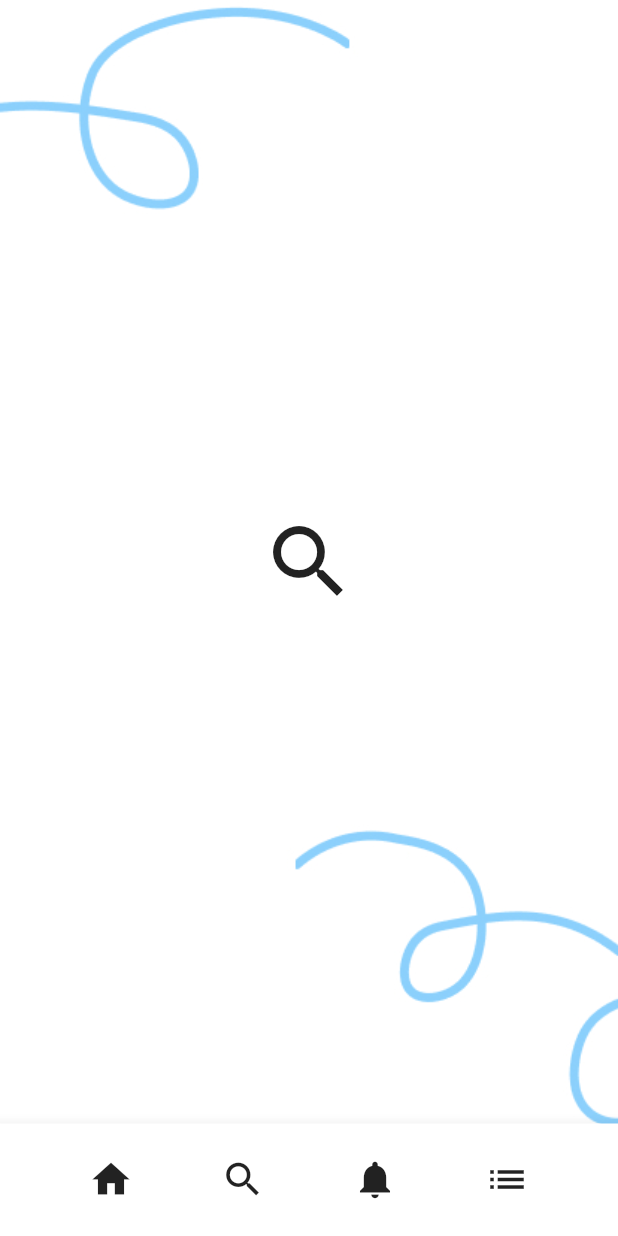
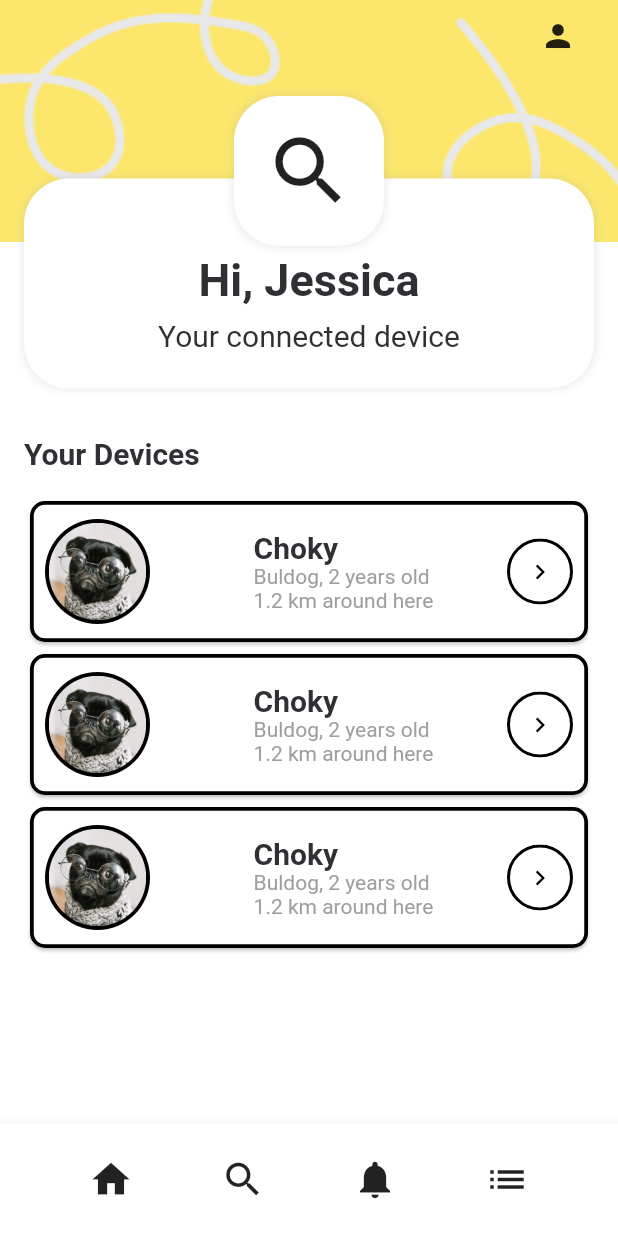
Before and after one commit to lokapin-indonesia/lokapin-app, a Flutter app: the HomeScreen screen opened directly, on a phone screen of 412 x 824 dp. Run offline on Flutter 3.47's test engine with Material 2 defaults, Android fonts, the light colour scheme and no system bars; our stand-ins replace email_validator, flutter_dotenv, get_storage, google_fonts, nb_utils and 2 more; missing offline and left inert: dart:ffi; accounts and stored records are empty; statements that could not run were skipped.

Commit message:
add home screen

```diff
--- a/lib/screen/home/home_screen.dart
+++ b/lib/screen/home/home_screen.dart
@@ -1,7 +1,9 @@
 import 'package:flutter/material.dart';
+import 'package:lokapin_app/utils/colors.dart';
 import 'package:lokapin_app/utils/widgets.dart';
 import 'package:lokapin_app/widgets/appBar.dart';
 import 'package:nb_utils/nb_utils.dart';
+import 'package:lokapin_app/widgets/device_card.dart';
 
 class HomeScreen extends StatefulWidget {
   static String tag = '/HomeScreen';
@@ -35,18 +37,82 @@ class _HomeScreenState extends State<HomeScreen> {
             height: context.height(),
             decoration: const BoxDecoration(
                 image: DecorationImage(
-                    image: AssetImage('assets/bg1.jpg'), fit: BoxFit.cover)),
+                    image: AssetImage('assets/bg_home.png'),
+                    fit: BoxFit.contain,
+                    alignment: Alignment.topCenter)),
             child: Column(
-              mainAxisAlignment: MainAxisAlignment.center,
-              crossAxisAlignment: CrossAxisAlignment.center,
+              mainAxisAlignment: MainAxisAlignment.start,
+              crossAxisAlignment: CrossAxisAlignment.start,
               children: [
+                // 50.height,
                 Row(
+                  mainAxisAlignment: MainAxisAlignment.end,
+                  children: [
+                    IconButton(onPressed: () {}, icon: Icon(Icons.person))
+                  ],
+                ).paddingRight(16),
+                Container(
+                  margin: EdgeInsets.all(16),
+                  child: Stack(
+                    alignment: Alignment.topCenter,
+                    children: <Widget>[
+                      Container(
+                        width: context.width(),
+                        padding:
+                            EdgeInsets.only(left: 16, right: 16, bottom: 16),
+                        margin: EdgeInsets.only(top: 55.0),
+                        decoration: boxDecorationWithShadow(
+                            borderRadius: BorderRadius.circular(30)),
+                        child: Column(
+                          crossAxisAlignment: CrossAxisAlignment.start,
+                          children: <Widget>[
+                            Container(
+                              child: Column(
+                                crossAxisAlignment: CrossAxisAlignment.start,
+                                children: [
+                                  SizedBox(
+                                    height: 50,
+                                  ),
+                                  Text("Hi, Jessica",
+                                          style: boldTextStyle(
+                                              size: 30,
+                                              weight: FontWeight.w600))
+                                      .center(),
+                                  8.height,
+                                  Text("Your connected device",
+                                          style: boldTextStyle(
+                                              size: 20,
+                                              weight: FontWeight.normal))
+                                      .center(),
+                                  8.height,
+                                ],
+                              ),
+                            )
+                          ],
+                        ),
+                      ),
+                      Container(
+                        alignment: Alignment.center,
+                        height: 100,
+                        width: 100,
+                        decoration: boxDecorationRoundedWithShadow(30),
+                        child: Icon(
+                          Icons.search,
+                          size: 60,
+                        ),
+                      )
+                    ],
+                  ),
+                ),
+                Text("Your Devices",
+                        style: boldTextStyle(size: 20, weight: FontWeight.w600))
+                    .paddingAll(16),
+                Column(
                   mainAxisAlignment: MainAxisAlignment.center,
-                  children: const [
-                    Icon(
-                      Icons.search,
-                      size: 64,
-                    ),
+                  children: [
+                    DeviceCard(),
+                    DeviceCard(),
+                    DeviceCard(),
                   ],
                 ),
               ],
--- /dev/null
+++ b/lib/widgets/device_card.dart
@@ -0,0 +1,68 @@
+import 'package:flutter/material.dart';
+import 'package:nb_utils/nb_utils.dart';
+
+Widget DeviceCard() {
+  return Card(
+          shape: const RoundedRectangleBorder(
+              side: BorderSide(
+                color: Colors.black,
+                width: 2.5,
+              ),
+              borderRadius: BorderRadius.all(
+                Radius.circular(10),
+              )),
+          child:
+              Row(
+                mainAxisAlignment: MainAxisAlignment.spaceBetween,
+              children: [
+            Container(
+              margin: const EdgeInsets.only(right: 20),
+              child: CircleAvatar(
+                  radius: 35,
+                  backgroundColor: Colors.black,
+                  child: Padding(
+                      padding: const EdgeInsets.all(2.5),
+                      child: ClipOval(
+                        child: Image.asset('assets/animal_profpic.png',
+                            width: 130, height: 130, fit: BoxFit.fitWidth),
+                      ))),
+            ),
+            Column(
+              crossAxisAlignment: CrossAxisAlignment.start,
+              children: [
+                Row(
+                  children: [
+                    Text(
+                      "Choky",
+                      style: boldTextStyle(size: 20),
+                    )
+                  ],
+                ),
+                const Text("Buldog, 2 years old", style: TextStyle(color: Colors.grey)),
+                const Text("1.2 km around here", style: TextStyle(color: Colors.grey))
+              ],
+            ),
+            Material(
+              type: MaterialType.transparency,
+              child: Ink(
+                decoration: BoxDecoration(
+                    border: Border.all(color: Colors.black, width: 2),
+                    color: Colors.white,
+                    borderRadius: BorderRadius.circular(50.0)),
+                child: InkWell(
+                  borderRadius: BorderRadius.circular(100.0),
+                  onTap: () {},
+                  child: const Padding(
+                    padding: EdgeInsets.all(10.0),
+                    child: Icon(
+                      Icons.chevron_right,
+                      size: 20.0,
+                      color: Colors.black,
+                    ),
+                  ),
+                ),
+              ),
+            ),
+          ]).paddingOnly(left: 10, right: 10, top: 12, bottom: 12))
+      .paddingOnly(left: 16, right: 16);
+}
```
Also changed, not shown: assets/animal_profpic.png (added), assets/arrow_icon.png (added), assets/bg_home.png (added), pubspec.lock, 1 other file.
